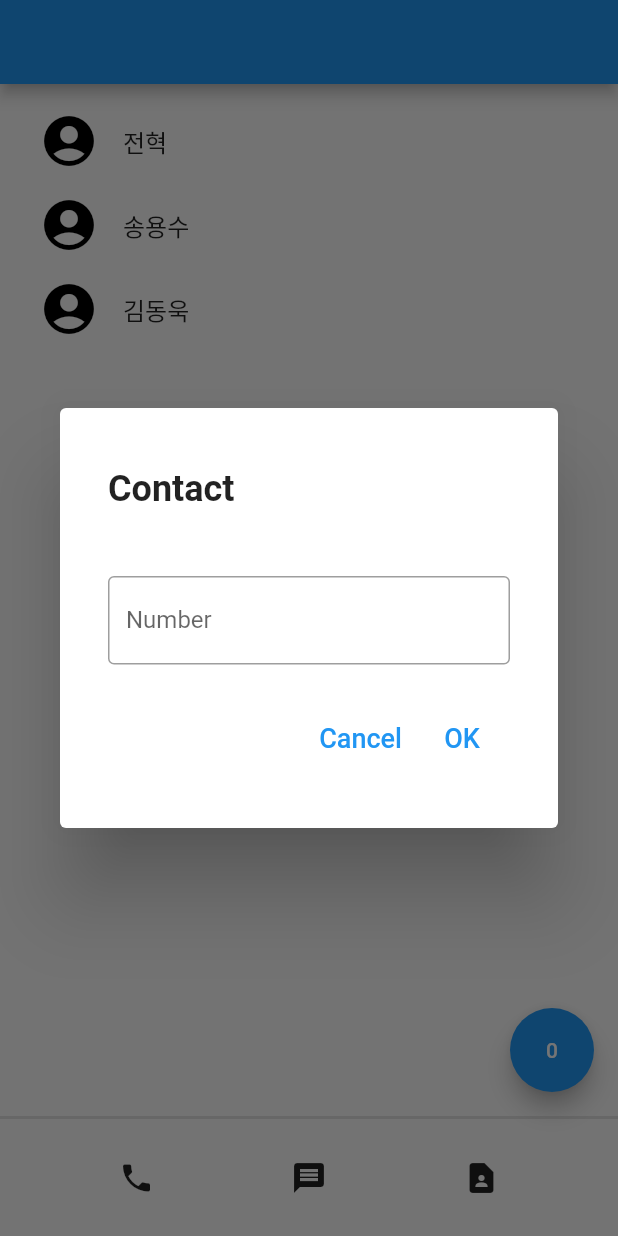
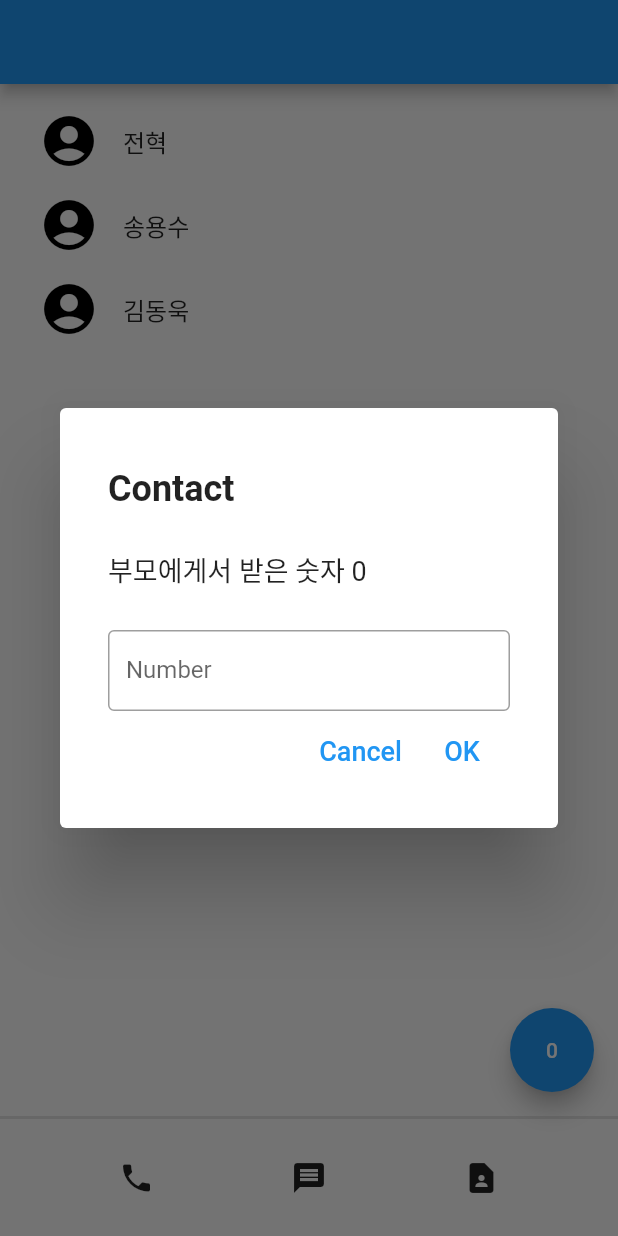
Before and after one commit to Offthegame/flutter_contact, a Flutter app: the screen it shows after launch, after a tap on an icon or button, on a phone screen of 412 x 824 dp. Run offline on Flutter 3.47's test engine with Material 2 defaults, Android fonts, the phone set to English and light mode, and no system bars.

```diff
--- a/lib/main.dart
+++ b/lib/main.dart
@@ -50,7 +50,10 @@ class _MyAppState extends State<MyApp> {
               showDialog(context: context, builder: (context){
                 //showDialog에는 context와 builder, return이 필요함
                 //하지만 context는 위젯의 족보로 위에 있는 위젯을 보여줌
-                return Dialog(child: DialogDesign(),);
+                return Dialog(
+                  child: DialogDesign(naming: a),
+                //  부모의 데이터를 자식 Widget에서 쓰기 위해 넣어줌
+                );
               });
             },
           ),
@@ -103,9 +106,20 @@ class _ProfileListState extends State<ProfileList> {
   }
 }
 
-class DialogDesign extends StatelessWidget {
-  const DialogDesign({Key? key}) : super(key: key);
+class DialogDesign extends StatefulWidget {
+  DialogDesign({Key? key, this.naming}) : super(key: key);
+  // 기존 Key? key 부분은 꼭 남겨두자. this.naming을 통해 부모에게서 정보 가져옴
+  // 중괄호 부분에 parameter를 설정할 수 있음(중괄호는 optional하게 두 개를 받는다는 의미? 하나만 넣어도 됨?)
+  // naming이란 parameter를 쓰겠습니다는 얘기, but 아래에 변수를 설정해둬야 함
+  // key에 대해서는 다음 시간에 설명
+  var naming;
 
+  @override
+  State<DialogDesign> createState() => _DialogDesignState();
+}
+
+class _DialogDesignState extends State<DialogDesign> {
+  //부모에게서 가져온 데이터를 여기서 이렇게 써야함
   @override
   Widget build(BuildContext context) {
     return Container(
@@ -117,6 +131,7 @@ class DialogDesign extends StatelessWidget {
         mainAxisAlignment: MainAxisAlignment.spaceEvenly,
         children: [
           Flexible(child: Text('Contact', style: TextStyle(fontSize: 24, fontWeight: FontWeight.bold)), flex: 1, fit: FlexFit.tight,),
+          Flexible(child: Text('부모에게서 받은 숫자 ' + widget.naming.toString(), style: TextStyle(fontSize: 18, )), flex: 1, fit: FlexFit.tight,),
           Flexible(child: TextField(
             decoration: InputDecoration(
               border: OutlineInputBorder(),
@@ -130,8 +145,14 @@ class DialogDesign extends StatelessWidget {
               TextButton(onPressed: () {
                 Navigator.pop(context);
               //  팝업된 Dialog없애는 위젯인 것 같길래 써봤더니 이게 되네-
+              //  '현재 페이지 닫아주셈'과 같은 의미, 나중에 다시 나옴
               }, child: Text('Cancel', style: TextStyle(fontSize: 18),)),
-              TextButton(onPressed: () {}, child: Text('OK', style: TextStyle(fontSize: 18),)),
+              TextButton(onPressed: () {
+                setState(() {
+                  widget.naming++;
+
+                });
+              }, child: Text('OK', style: TextStyle(fontSize: 18),)),
             ],
           ), flex: 1, fit: FlexFit.tight,)
         ],
```
